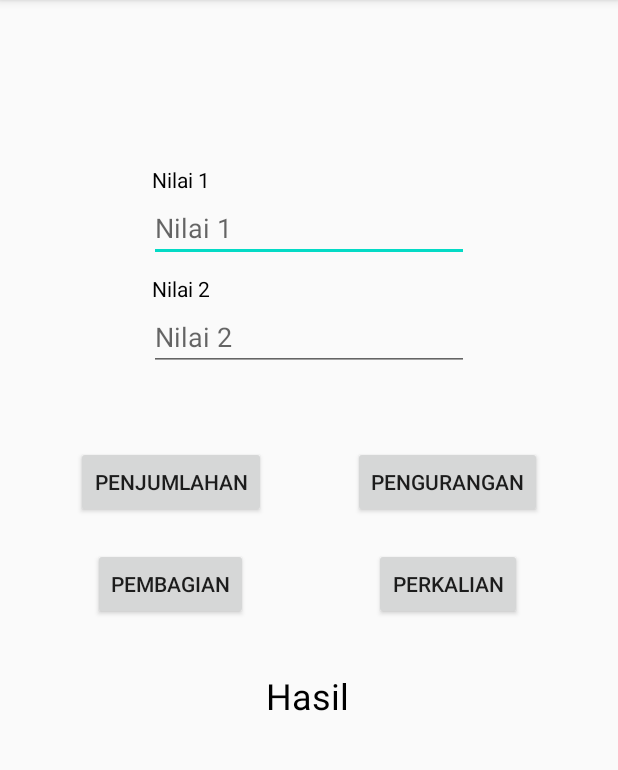
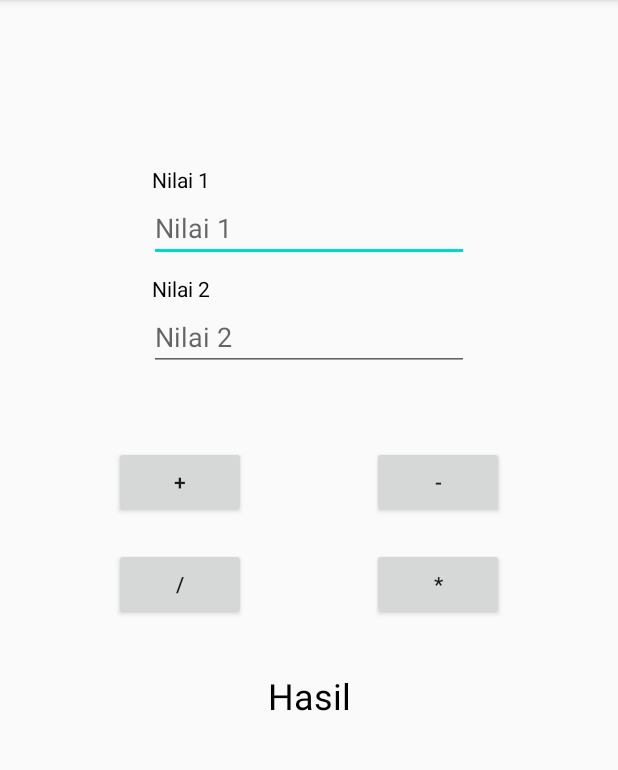
Before and after one commit to hanifalfaqih/AssigmentUdacodingWeek2, an Android app: the Calculator screen opened directly, with no data from a screen before it, on a phone screen of 412 x 824 dp, the part 84-854 px from its top. Run offline under Robolectric (Android 15) with nearby library versions, the phone set to English and light mode, and no system bars.

Commit message:
Change text in button with symbol arithmetic

```diff
--- a/app/src/main/res/values/strings.xml
+++ b/app/src/main/res/values/strings.xml
@@ -10,10 +10,10 @@
     <string name="move_to_list_recyclerview">Move to List RecyclerView</string>
     <string name="nilai_1">Nilai 1</string>
     <string name="nilai_2">Nilai 2</string>
-    <string name="penjumlahan">Penjumlahan</string>
-    <string name="pengurangan">Pengurangan</string>
-    <string name="pembagian">Pembagian</string>
-    <string name="perkalian">Perkalian</string>
+    <string name="penjumlahan">+</string>
+    <string name="pengurangan">-</string>
+    <string name="pembagian">/</string>
+    <string name="perkalian">*</string>
     <string name="hasil">Hasil</string>
     <string name="book_title">Book Title</string>
     <string name="book_author">Book Author</string>
```
